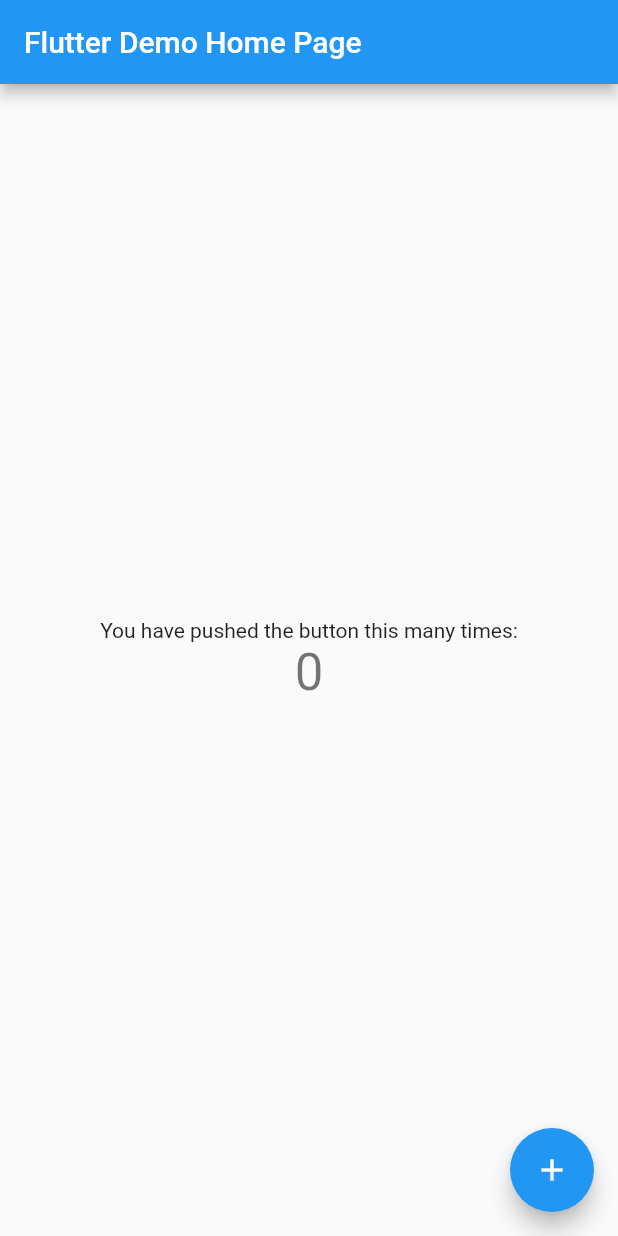
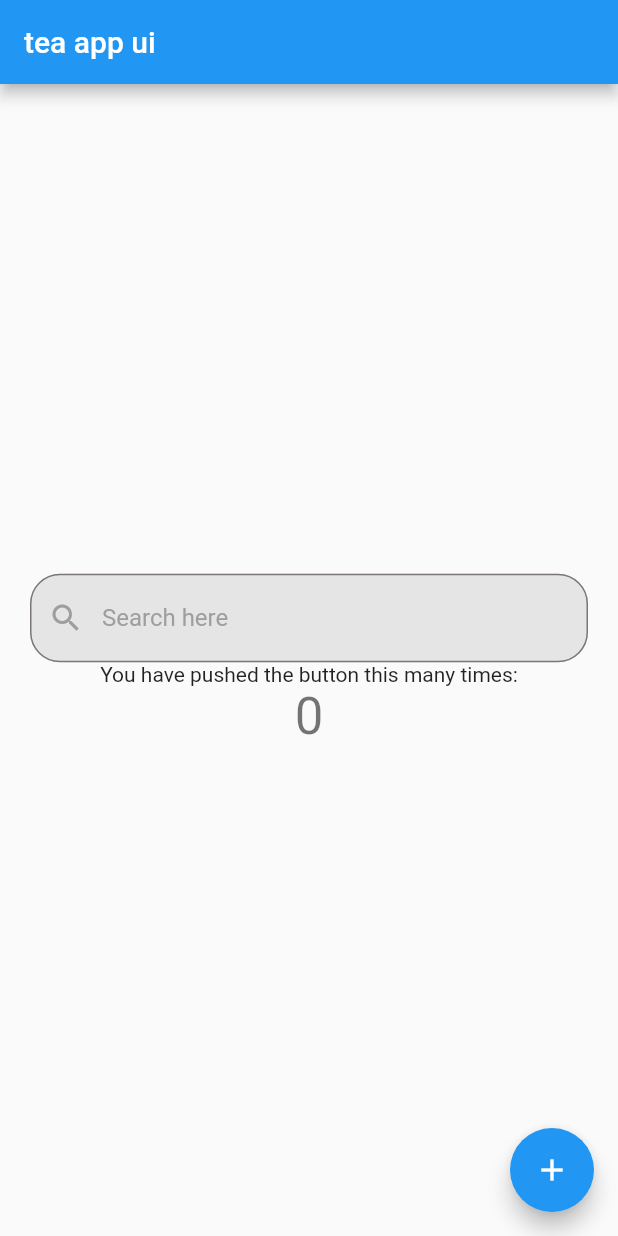
Before and after one commit to arnav-snowleo/tastea_tea, a Flutter app: the screen it shows after launch, on a phone screen of 412 x 824 dp. Run offline on Flutter 3.47's test engine with Material 2 defaults, Android fonts, the phone set to English and light mode, and no system bars.

Commit message:
search_bar-done

```diff
--- a/lib/main.dart
+++ b/lib/main.dart
@@ -1,4 +1,5 @@
 import 'package:flutter/material.dart';
+import 'package:tastea_tea/ui/widgets/searchBar.dart';
 
 void main() {
   runApp(MyApp());
@@ -9,39 +10,18 @@ class MyApp extends StatelessWidget {
   @override
   Widget build(BuildContext context) {
     return MaterialApp(
-      title: 'Flutter Demo',
+      title: 'Tastea TEA',
       theme: ThemeData(
-        // This is the theme of your application.
-        //
-        // Try running your application with "flutter run". You'll see the
-        // application has a blue toolbar. Then, without quitting the app, try
-        // changing the primarySwatch below to Colors.green and then invoke
-        // "hot reload" (press "r" in the console where you ran "flutter run",
-        // or simply save your changes to "hot reload" in a Flutter IDE).
-        // Notice that the counter didn't reset back to zero; the application
-        // is not restarted.
         primarySwatch: Colors.blue,
-        // This makes the visual density adapt to the platform that you run
-        // the app on. For desktop platforms, the controls will be smaller and
-        // closer together (more dense) than on mobile platforms.
         visualDensity: VisualDensity.adaptivePlatformDensity,
       ),
-      home: MyHomePage(title: 'Flutter Demo Home Page'),
+      home: MyHomePage(title: 'tea app ui'),
     );
   }
 }
 
 class MyHomePage extends StatefulWidget {
   MyHomePage({Key key, this.title}) : super(key: key);
-
-  // This widget is the home page of your application. It is stateful, meaning
-  // that it has a State object (defined below) that contains fields that affect
-  // how it looks.
-
-  // This class is the configuration for the state. It holds the values (in this
-  // case the title) provided by the parent (in this case the App widget) and
-  // used by the build method of the State. Fields in a Widget subclass are
-  // always marked "final".
 
   final String title;
 
@@ -54,23 +34,12 @@ class _MyHomePageState extends State<MyHomePage> {
 
   void _incrementCounter() {
     setState(() {
-      // This call to setState tells the Flutter framework that something has
-      // changed in this State, which causes it to rerun the build method below
-      // so that the display can reflect the updated values. If we changed
-      // _counter without calling setState(), then the build method would not be
-      // called again, and so nothing would appear to happen.
       _counter++;
     });
   }
 
   @override
   Widget build(BuildContext context) {
-    // This method is rerun every time setState is called, for instance as done
-    // by the _incrementCounter method above.
-    //
-    // The Flutter framework has been optimized to make rerunning build methods
-    // fast, so that you can just rebuild anything that needs updating rather
-    // than having to individually change instances of widgets.
     return Scaffold(
       appBar: AppBar(
         // Here we take the value from the MyHomePage object that was created by
@@ -78,25 +47,10 @@ class _MyHomePageState extends State<MyHomePage> {
         title: Text(widget.title),
       ),
       body: Center(
-        // Center is a layout widget. It takes a single child and positions it
-        // in the middle of the parent.
         child: Column(
-          // Column is also a layout widget. It takes a list of children and
-          // arranges them vertically. By default, it sizes itself to fit its
-          // children horizontally, and tries to be as tall as its parent.
-          //
-          // Invoke "debug painting" (press "p" in the console, choose the
-          // "Toggle Debug Paint" action from the Flutter Inspector in Android
-          // Studio, or the "Toggle Debug Paint" command in Visual Studio Code)
-          // to see the wireframe for each widget.
-          //
-          // Column has various properties to control how it sizes itself and
-          // how it positions its children. Here we use mainAxisAlignment to
-          // center the children vertically; the main axis here is the vertical
-          // axis because Columns are vertical (the cross axis would be
-          // horizontal).
           mainAxisAlignment: MainAxisAlignment.center,
           children: <Widget>[
+            SearchBar(),
             Text(
               'You have pushed the button this many times:',
             ),
--- /dev/null
+++ b/lib/ui/screens/homeScreen.dart
@@ -0,0 +1 @@
+import 'package:flutter/material.dart';
--- /dev/null
+++ b/lib/ui/widgets/searchBar.dart
@@ -0,0 +1,36 @@
+import 'package:flutter/material.dart';
+
+class SearchBar extends StatelessWidget {
+  @override
+  Widget build(BuildContext context) {
+    return Padding(
+      padding: const EdgeInsets.symmetric(horizontal: 20),
+      child: TextField(
+        cursorColor: Colors.black,
+        autocorrect: true,
+        decoration: InputDecoration(
+          prefixIcon: Icon(
+            Icons.search,
+            color: Colors.grey,
+          ),
+          hintText: 'Search here',
+          hintStyle: TextStyle(color: Colors.grey),
+          filled: true,
+          fillColor: Color(0xFFe6e5e6),
+          focusedBorder: OutlineInputBorder(
+            borderRadius: BorderRadius.all(Radius.circular(20.0)),
+            borderSide: BorderSide(
+              color: Color(0xFFe6e5e6),
+            ),
+          ),
+          enabledBorder: OutlineInputBorder(
+            borderRadius: BorderRadius.all(Radius.circular(20.0)),
+            borderSide: BorderSide(
+              color: Color(0xFF7d7676),
+            ),
+          ),
+        ),
+      ),
+    );
+  }
+}
```
